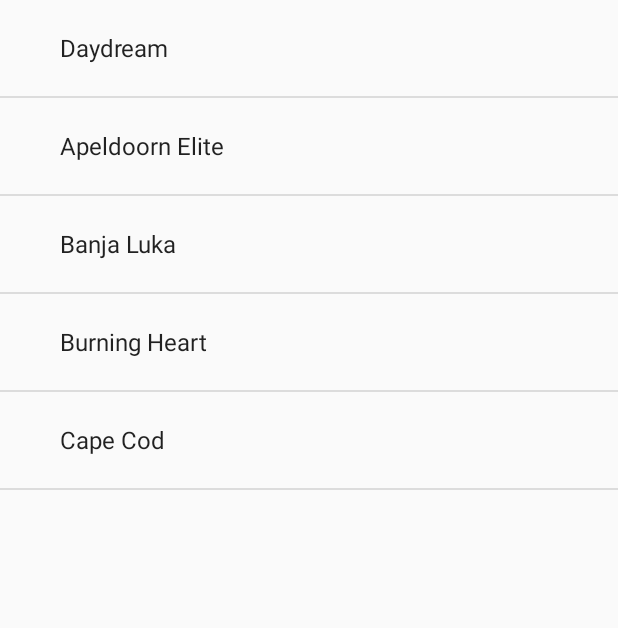
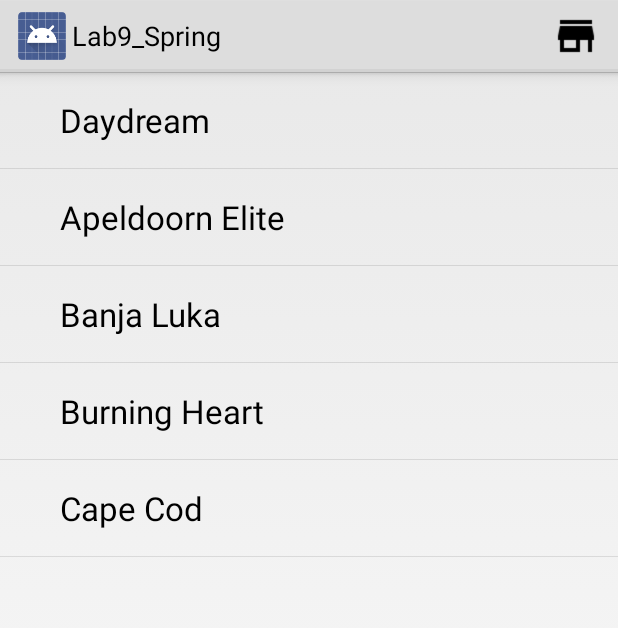
Before and after one commit to speedywolfe/m_wolfe_MAD_spring2016, an Android app: the BulbCategoryActivity screen opened directly, with no data from a screen before it, on a phone screen of 412 x 824 dp. Shown: the top 628 px of the screen. Run offline under Robolectric (Android 15) with nearby library versions, the phone set to English and light mode, and no system bars; 1 statement that could not run was skipped.

Commit message:
almost there

```diff
--- /dev/null
+++ b/Lab 9/Lab9_Spring/app/src/main/res/menu/menu_main.xml
@@ -0,0 +1,9 @@
+<?xml version="1.0" encoding="utf-8"?>
+<menu xmlns:android="http://schemas.android.com/apk/res/android">
+    <item
+        android:id="@+id/create_order"
+        android:title="@string/create_order"
+        android:icon="@drawable/store"
+        android:showAsAction="ifRoom" />
+
+</menu>
--- a/Lab 9/Lab9_Spring/app/src/main/res/values/strings.xml
+++ b/Lab 9/Lab9_Spring/app/src/main/res/values/strings.xml
@@ -7,4 +7,7 @@
         <item>Daffodils</item>
         <item>Iris</item>
     </string-array>
+
+    <string name="create_order">Order</string>
+    <string name="title_activity_order">Create Order</string>
 </resources>
--- a/Lab 9/Lab9_Spring/app/src/main/res/values/styles.xml
+++ b/Lab 9/Lab9_Spring/app/src/main/res/values/styles.xml
@@ -1,7 +1,7 @@
 <resources>
 
     <!-- Base application theme. -->
-    <style name="AppTheme" parent="Theme.AppCompat.Light.DarkActionBar">
+    <style name="AppTheme" parent="android:Theme.Holo.Light">
         <!-- Customize your theme here. -->
         <item name="colorPrimary">@color/colorPrimary</item>
         <item name="colorPrimaryDark">@color/colorPrimaryDark</item>
```
Also changed, not shown: Lab 9/Lab9_Spring/app/src/main/AndroidManifest.xml (+6 -1 lines), Lab 9/Lab9_Spring/app/src/main/java/com/example/speedywolfe/lab9_spring/BulbActivity.java (+20 -0 lines), Lab 9/Lab9_Spring/app/src/main/java/com/example/speedywolfe/lab9_spring/BulbCategoryActivity.java (+20 -2 lines), Lab 9/Lab9_Spring/app/src/main/java/com/example/speedywolfe/lab9_spring/BulbMainActivity.java (+29 -6 lines), Lab 9/Lab9_Spring/app/src/main/java/com/example/speedywolfe/lab9_spring/OrderActivity.java (added, +17 -0 lines), Lab 9/Lab9_Spring/app/src/main/res/layout/activity_order.xml (added, +12 -0 lines), Lab 9/Lab9_Spring/app/src/main/res/drawable/store.png (added).
